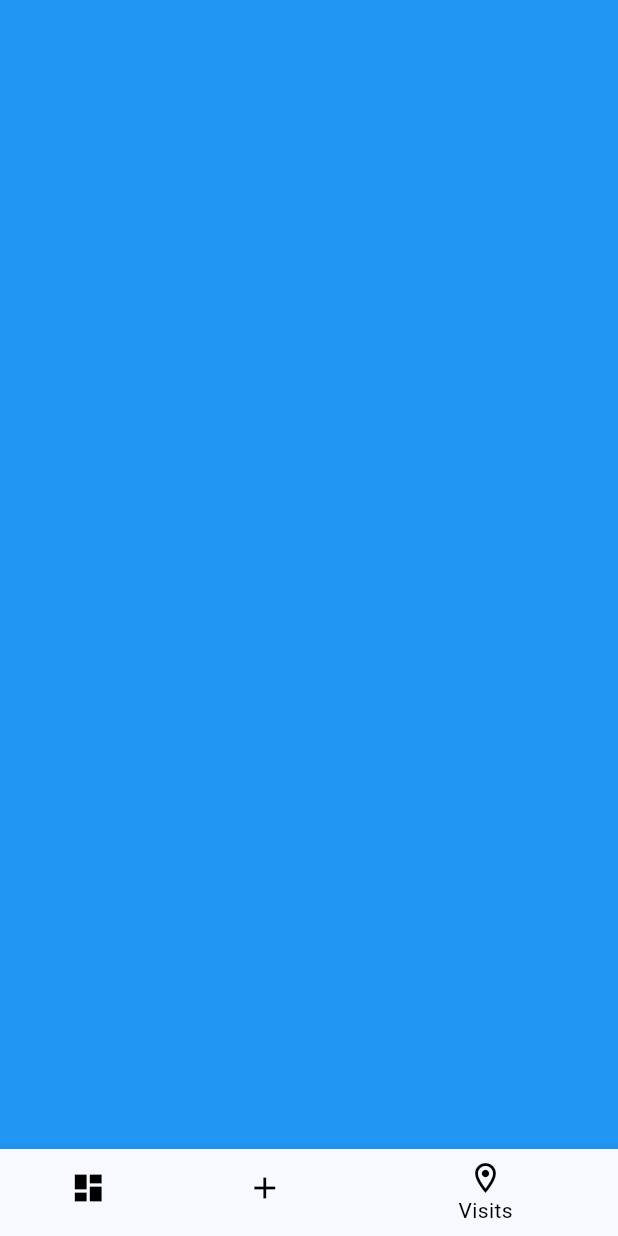
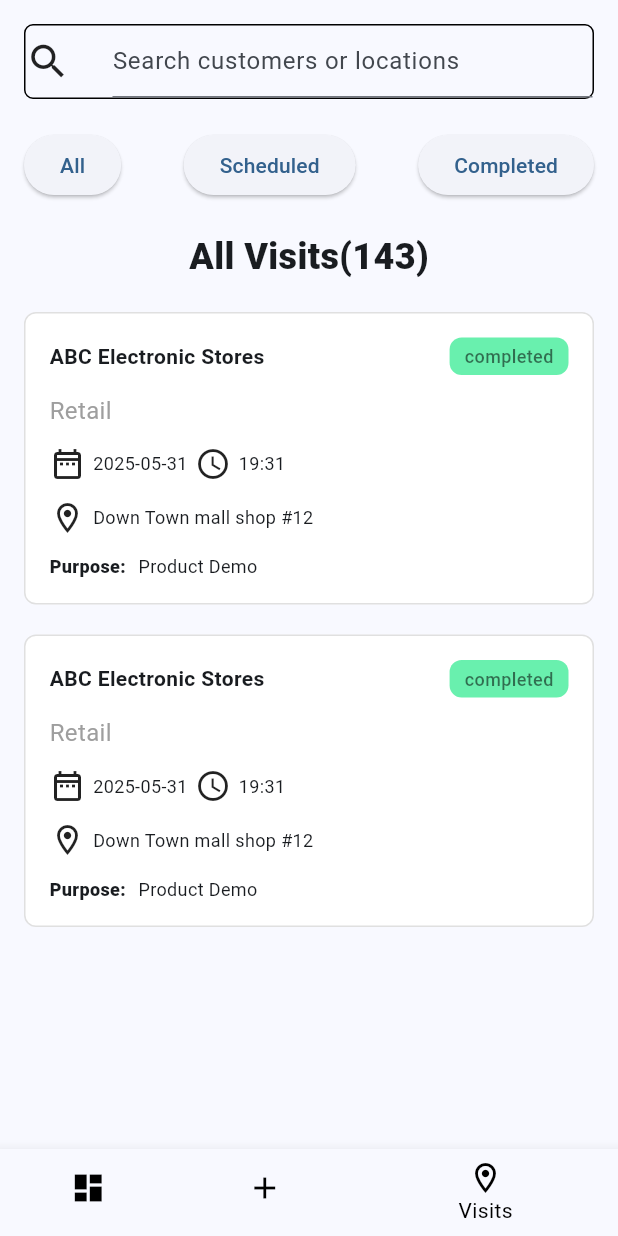
Before and after one commit to blackoaz/paulo-solutech, a Flutter app: the screen it shows after launch, item 3 of the bottom bar chosen, on a phone screen of 412 x 824 dp. Run offline on Flutter 3.47's test engine with Material 3 defaults, Android fonts, the phone set to English and light mode, and no system bars; our stand-ins replace flutter_dotenv; network calls fail.

Commit message:
updating readme.md

```diff
--- a/route_tracker/lib/screens/visits.dart
+++ b/route_tracker/lib/screens/visits.dart
@@ -11,6 +11,132 @@ class Visits extends StatefulWidget {
 class _VisitsState extends State<Visits> {
   @override
   Widget build(BuildContext context) {
-    return Container(color: Colors.blue,);
+    return SingleChildScrollView(
+      padding: EdgeInsets.all(16),
+      child: Column(
+        children: [
+          Center(
+            child: Container(
+              width: double.infinity,
+              decoration: BoxDecoration(
+                borderRadius: BorderRadius.circular(6),
+                border: Border.all(color: Colors.black,width: 1.0)
+              ),
+              child: Row(
+                mainAxisAlignment: MainAxisAlignment.spaceBetween,
+                spacing: 10,
+                children: [
+                  Icon(Icons.search, size: 30),
+                  SizedBox(width: 8),
+                  Expanded(
+                    child: TextFormField(
+                      decoration: InputDecoration(
+                        hintText: "Search customers or locations",
+                      ),
+                      ),
+                  ),
+                ]
+
+              ),
+            ),
+          ),
+          SizedBox(height: 20,),
+          Row(
+            mainAxisAlignment: MainAxisAlignment.spaceBetween,
+            children: [
+              ElevatedButton(onPressed: (){}, child: Text("All"),),
+              ElevatedButton(onPressed: (){}, child: Text("Scheduled"),),
+              ElevatedButton(onPressed: (){}, child: Text("Completed"),),
+              // ElevatedButton(onPressed: (){}, child: Text("Cancelled"),),
+            ],
+
+          ),
+          SizedBox(height: 20),
+          Text("All Visits(143)",
+              style: TextStyle(fontWeight: FontWeight.w900, fontSize: 24),
+              textAlign: TextAlign.left),
+          SizedBox(height: 20,),
+          _card(customerName: "ABC Electronic Stores", category: "Retail", date: "2025-05-31",
+          time: "19:31", location: "Down Town mall shop #12",purpose: "Product Demo"),
+          _card(customerName: "ABC Electronic Stores", category: "Retail", date: "2025-05-31",
+              time: "19:31", location: "Down Town mall shop #12",purpose: "Product Demo")
+        ],
+
+      ),
+    );
+  }
+
+  Widget _card({required String customerName, required category, required date,
+    required time, required location, required purpose}) {
+    return Container(
+      width: double.infinity,
+      margin: EdgeInsets.only(bottom: 20),
+      padding: EdgeInsets.all(16),
+      decoration: BoxDecoration(
+        border: Border.all(color: Colors.black12),
+        borderRadius: BorderRadius.circular(8),
+        color: Colors.white,
+      ),
+      child: Column(
+        crossAxisAlignment: CrossAxisAlignment.start,
+        children: [
+          Row(
+            mainAxisAlignment: MainAxisAlignment.spaceBetween,
+            children: [
+              Expanded(child: Text(customerName, style: TextStyle(fontWeight: FontWeight.bold))),
+              Container(
+                padding: EdgeInsets.symmetric(horizontal: 10, vertical: 4),
+                decoration: BoxDecoration(
+                  color: Colors.greenAccent,
+                  borderRadius: BorderRadius.circular(8),
+                ),
+                child: Text(
+                  "completed",
+                  style: TextStyle(
+                    fontSize: 12,
+                    color: Colors.black54,
+                    fontWeight: FontWeight.w500,
+                  ),
+                ),
+              ),
+            ],
+          ),
+
+          SizedBox(height: 12),
+          Text(category,
+              style: TextStyle(fontSize: 16, fontWeight: FontWeight.normal, color: Colors.grey)),
+          SizedBox(height: 12),
+          Row(
+            mainAxisAlignment: MainAxisAlignment.start,
+            spacing: 5,
+            children: [
+              Icon(Icons.date_range_outlined),
+              Text(date, style: TextStyle(fontSize: 12)),
+              Icon(Icons.access_time_outlined),
+              Text(time, style: TextStyle(fontSize: 12)),
+            ],
+
+          ),
+          SizedBox(height: 12),
+          Row(
+            mainAxisAlignment: MainAxisAlignment.start,
+            spacing: 5,
+            children: [
+              Icon(Icons.location_on_outlined),
+              Text(location, style: TextStyle(fontSize: 12)),
+            ],
+          ),
+          SizedBox(height: 12),
+          Row(
+            mainAxisAlignment: MainAxisAlignment.start,
+            spacing: 5,
+            children: [
+              Text("Purpose: ", style: TextStyle(fontSize: 12, fontWeight: FontWeight.w900)),
+              Text(purpose, style: TextStyle(fontSize: 12)),
+            ],
+          ),
+        ],
+      ),
+    );
   }
 }
```
Also changed, not shown: route_tracker/assets/images/add_visit.png (added), route_tracker/assets/images/add_visit_2.png (added), route_tracker/assets/images/all_visit.png (added), route_tracker/assets/images/dashboard.png (added).
